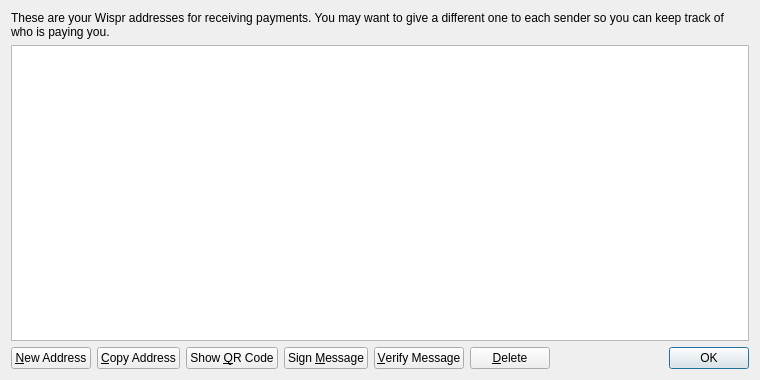
This is src/qt/forms/addressbookpage.ui in WisprProject/core as Qt 5 draws it before an edit. The edited form follows.
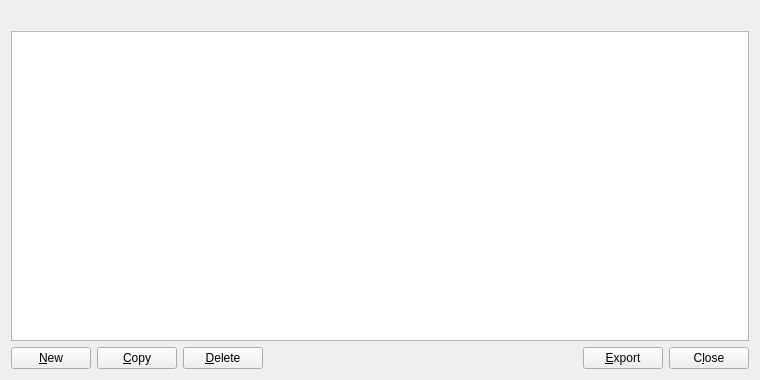
This is the edited form. Icons and pictures are not drawn.

```diff
--- a/src/qt/forms/addressbookpage.ui
+++ b/src/qt/forms/addressbookpage.ui
@@ -16,9 +16,6 @@
   <layout class="QVBoxLayout" name="verticalLayout">
    <item>
     <widget class="QLabel" name="labelExplanation">
-     <property name="text">
-      <string>These are your Wispr addresses for receiving payments. You may want to give a different one to each sender so you can keep track of who is paying you.</string>
-     </property>
      <property name="textFormat">
       <enum>Qt::PlainText</enum>
      </property>
@@ -29,6 +26,43 @@
    </item>
    <item>
     <widget class="QTableView" name="tableView">
+     <property name="palette">
+      <palette>
+       <active>
+        <colorrole role="Text">
+         <brush brushstyle="SolidPattern">
+          <color alpha="255">
+           <red>51</red>
+           <green>51</green>
+           <blue>51</blue>
+          </color>
+         </brush>
+        </colorrole>
+       </active>
+       <inactive>
+        <colorrole role="Text">
+         <brush brushstyle="SolidPattern">
+          <color alpha="255">
+           <red>51</red>
+           <green>51</green>
+           <blue>51</blue>
+          </color>
+         </brush>
+        </colorrole>
+       </inactive>
+       <disabled>
+        <colorrole role="Text">
+         <brush brushstyle="SolidPattern">
+          <color alpha="255">
+           <red>85</red>
+           <green>85</green>
+           <blue>85</blue>
+          </color>
+         </brush>
+        </colorrole>
+       </disabled>
+      </palette>
+     </property>
      <property name="contextMenuPolicy">
       <enum>Qt::CustomContextMenu</enum>
      </property>
@@ -38,6 +72,9 @@
      <property name="tabKeyNavigation">
       <bool>false</bool>
      </property>
+     <property name="alternatingRowColors">
+      <bool>true</bool>
+     </property>
      <property name="selectionMode">
       <enum>QAbstractItemView::SingleSelection</enum>
      </property>
@@ -60,7 +97,14 @@
         <string>Create a new address</string>
        </property>
        <property name="text">
-        <string>&amp;New Address</string>
+        <string>&amp;New</string>
+       </property>
+       <property name="icon">
+        <iconset resource="../wispr.qrc">
+         <normaloff>:/icons/add</normaloff>:/icons/add</iconset>
+       </property>
+       <property name="autoDefault">
+        <bool>false</bool>
        </property>
       </widget>
      </item>
@@ -70,45 +114,32 @@
         <string>Copy the currently selected address to the system clipboard</string>
        </property>
        <property name="text">
-        <string>&amp;Copy Address</string>
+        <string>&amp;Copy</string>
        </property>
-      </widget>
-     </item>
-     <item>
-      <widget class="QPushButton" name="showQRCode">
-       <property name="text">
-        <string>Show &amp;QR Code</string>
+       <property name="icon">
+        <iconset resource="../wispr.qrc">
+         <normaloff>:/icons/editcopy</normaloff>:/icons/editcopy</iconset>
        </property>
-      </widget>
-     </item>
-     <item>
-      <widget class="QPushButton" name="signMessage">
-       <property name="toolTip">
-        <string>Sign a message to prove you own a Wispr address</string>
+       <property name="autoDefault">
+        <bool>false</bool>
        </property>
-       <property name="text">
-        <string>Sign &amp;Message</string>
-       </property>
       </widget>
      </item>
      <item>
-      <widget class="QPushButton" name="verifyMessage">
-       <property name="toolTip">
-        <string>Verify a message to ensure it was signed with a specified Wispr address</string>
-       </property>
-       <property name="text">
-        <string>&amp;Verify Message</string>
-       </property>
-      </widget>
-     </item>
-     <item>
-      <widget class="QPushButton" name="deleteButton">
+      <widget class="QPushButton" name="deleteAddress">
        <property name="toolTip">
         <string>Delete the currently selected address from the list</string>
        </property>
        <property name="text">
         <string>&amp;Delete</string>
        </property>
+       <property name="icon">
+        <iconset resource="../wispr.qrc">
+         <normaloff>:/icons/remove</normaloff>:/icons/remove</iconset>
+       </property>
+       <property name="autoDefault">
+        <bool>false</bool>
+       </property>
       </widget>
      </item>
      <item>
@@ -125,15 +156,35 @@
       </spacer>
      </item>
      <item>
-      <widget class="QDialogButtonBox" name="buttonBox">
+      <widget class="QPushButton" name="exportButton">
+       <property name="toolTip">
+        <string>Export the data in the current tab to a file</string>
+       </property>
+       <property name="text">
+        <string>&amp;Export</string>
+       </property>
+       <property name="icon">
+        <iconset resource="../wispr.qrc">
+         <normaloff>:/icons/export</normaloff>:/icons/export</iconset>
+       </property>
+       <property name="autoDefault">
+        <bool>false</bool>
+       </property>
+      </widget>
+     </item>
+     <item>
+      <widget class="QPushButton" name="closeButton">
        <property name="sizePolicy">
-        <sizepolicy hsizetype="Maximum" vsizetype="Fixed">
+        <sizepolicy hsizetype="Minimum" vsizetype="Minimum">
          <horstretch>0</horstretch>
          <verstretch>0</verstretch>
         </sizepolicy>
        </property>
-       <property name="standardButtons">
-        <set>QDialogButtonBox::Ok</set>
+       <property name="text">
+        <string>C&amp;lose</string>
+       </property>
+       <property name="autoDefault">
+        <bool>false</bool>
        </property>
       </widget>
      </item>
```
Left out of the diff: 11 changed lines with no effect on the pictures.
